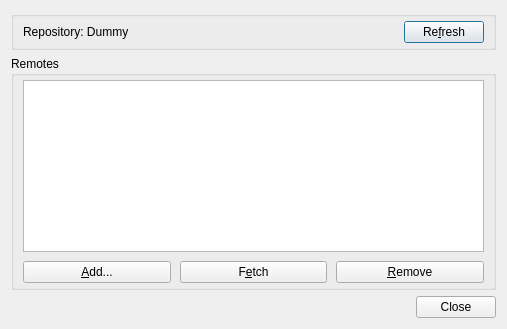
This is src/plugins/git/remotedialog.ui in qt-creator/qt-creator as Qt 5 draws it before an edit. The edited form follows.
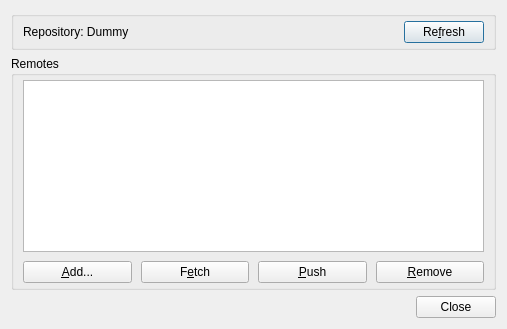
This is the edited form.

Commit message:
Git: Push to non-default remotes
Allow pushing into any of the defined remotes via Tools->Git->Remotes...

Task-number: QTCREATORBUG-6382

Patch:
```diff
--- a/src/plugins/git/remotedialog.ui
+++ b/src/plugins/git/remotedialog.ui
@@ -111,6 +111,13 @@
           </property>
          </widget>
         </item>
+        <item>
+         <widget class="QPushButton" name="pushButton">
+          <property name="text">
+           <string>&amp;Push</string>
+          </property>
+         </widget>
+        </item>
         <item>
          <widget class="QPushButton" name="removeButton">
           <property name="text">
```
The commit also changes 4 other files.
